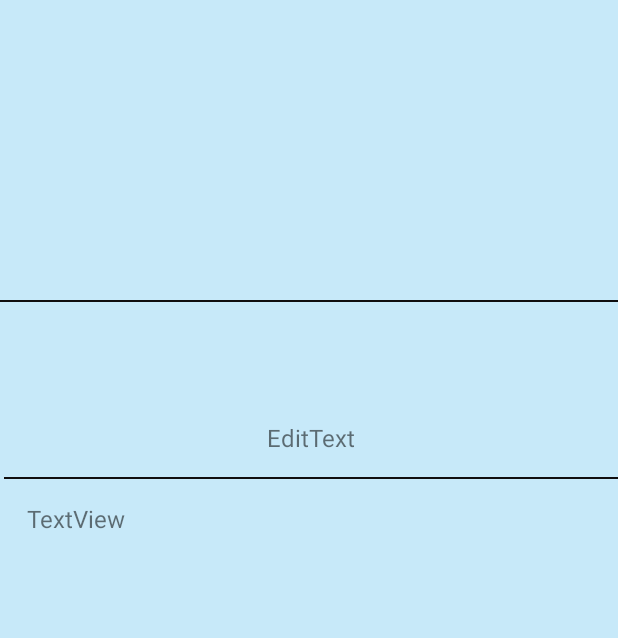
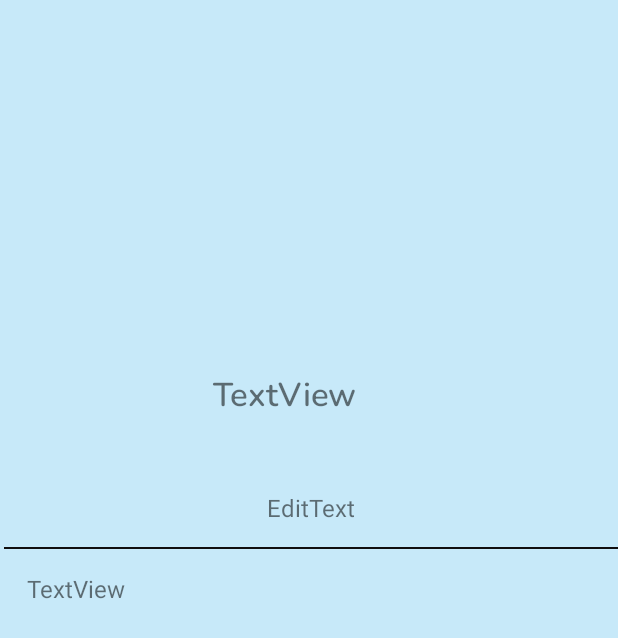
Before and after one commit to name-in-use/Cookle-Recipe-Search-engine, an Android app: the layout activity_search_results_view.xml on its own in the app's theme, with its tools: preview values and no code run, on a phone screen of 412 x 824 dp. Shown: the top 638 px of the screen. Run offline under Robolectric (Android 15) with nearby library versions, the phone set to English and light mode, and no system bars.

Commit message:
Update activity_search_results_view.xml

```diff
--- a/app/src/main/res/layout/activity_search_results_view.xml
+++ b/app/src/main/res/layout/activity_search_results_view.xml
@@ -42,12 +42,11 @@
                     android:layout_width="wrap_content"
                     android:layout_height="wrap_content"
                     android:inputType="textMultiLine"
+                    android:padding="15dp"
                     android:text="@string/edittext"
                     android:textAlignment="viewStart"
                     android:textSize="16sp"
-                    tools:ignore="MissingConstraints"
-                    android:padding="15dp"
-                    />
+                    tools:ignore="MissingConstraints" />
 
                 <Button
                     android:id="@+id/button3"
@@ -74,11 +73,10 @@
                     android:layout_width="10dp"
                     android:layout_height="wrap_content"
                     android:layout_weight="1"
+                    android:padding="15dp"
                     android:text="@string/exec"
                     android:textAlignment="viewStart"
-                    android:textSize="16sp"
-                    android:padding="15dp"
-                    />
+                    android:textSize="16sp" />
 
             </LinearLayout>
         </LinearLayout>
@@ -86,37 +84,31 @@
 
     <TextView
         android:id="@+id/RecName"
-        android:layout_width="329dp"
-        android:layout_height="140dp"
-        android:layout_marginTop="18dp"
-        android:layout_marginBottom="16dp"
+        android:layout_width="243dp"
+        android:layout_height="65dp"
+        android:layout_marginStart="68dp"
+        android:layout_marginBottom="528dp"
         android:fontFamily="@font/nunito_semibold"
         android:gravity="center"
         android:text="@string/recname"
         android:textSize="22sp"
         android:textStyle="bold"
-        app:layout_constraintBottom_toTopOf="@+id/scrollView3"
-        app:layout_constraintEnd_toStartOf="@+id/mImage"
-        app:layout_constraintStart_toStartOf="parent"
-        app:layout_constraintTop_toTopOf="parent" />
+        app:layout_constraintBottom_toBottomOf="parent"
+        app:layout_constraintStart_toStartOf="parent" />
 
     <ImageView
         android:id="@+id/mImage"
-        android:layout_width="438dp"
-        android:layout_height="735dp"
-        android:layout_marginTop="18dp"
-        android:layout_marginBottom="16dp"
+        android:layout_width="204dp"
+        android:layout_height="82dp"
+        android:layout_marginStart="100dp"
+        android:layout_marginTop="28dp"
         android:fontFamily="@font/nunito_semibold"
         android:gravity="center"
         android:text="@string/recname"
         android:textSize="22sp"
         android:textStyle="bold"
-        app:layout_constraintBottom_toTopOf="@+id/scrollView3"
-        app:layout_constraintEnd_toEndOf="parent"
-        app:layout_constraintHorizontal_bias="0.951"
         app:layout_constraintStart_toStartOf="parent"
-        app:layout_constraintTop_toTopOf="parent"
-        app:layout_constraintVertical_bias="0.0" />
+        app:layout_constraintTop_toTopOf="parent" />
 
     <View
         android:id="@+id/divider2"
```
